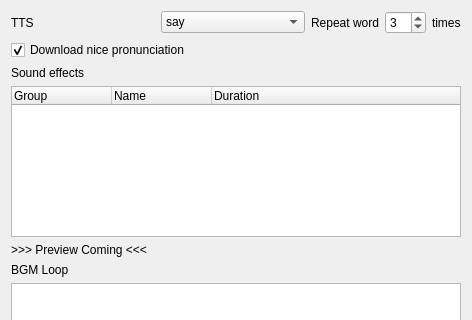
Above: design/mp3dialog.ui from kokimame/joytan before the change; both pictures show x 0 to 472 and y 0 to 320 of the 472 by 501 pixel window. Below: the same form after it.
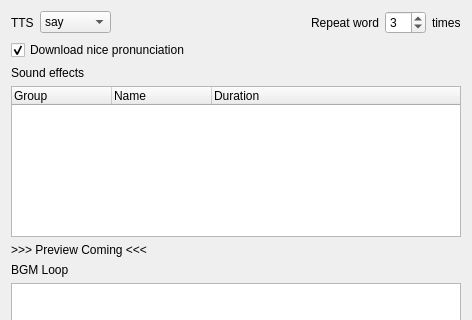
That is the form after the change.

Commit message: Minor change of default setting & ui

What changed in the file:
```diff
--- a/design/mp3dialog.ui
+++ b/design/mp3dialog.ui
@@ -41,6 +41,19 @@
            </item>
           </widget>
          </item>
+         <item>
+          <spacer name="horizontalSpacer_3">
+           <property name="orientation">
+            <enum>Qt::Horizontal</enum>
+           </property>
+           <property name="sizeHint" stdset="0">
+            <size>
+             <width>40</width>
+             <height>20</height>
+            </size>
+           </property>
+          </spacer>
+         </item>
          <item>
           <layout class="QHBoxLayout" name="horizontalLayout_4">
            <item>
```
The commit also changes 2 other files.
